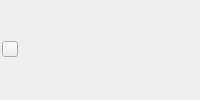
First picture: the form in source/progresswidget.ui, repository pionere/d1-graphics-tool, before the edit.
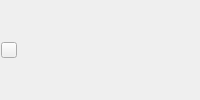
Second picture: the form after the edit.

What changed in the file:
```diff
--- a/source/progresswidget.ui
+++ b/source/progresswidget.ui
@@ -16,16 +16,16 @@
     <number>4</number>
    </property>
    <property name="leftMargin">
-    <number>2</number>
+    <number>1</number>
    </property>
    <property name="topMargin">
     <number>0</number>
    </property>
    <property name="rightMargin">
-    <number>2</number>
+    <number>1</number>
    </property>
    <property name="bottomMargin">
-    <number>2</number>
+    <number>0</number>
    </property>
    <item>
     <widget class="QPushButton" name="openPushButton">
```
